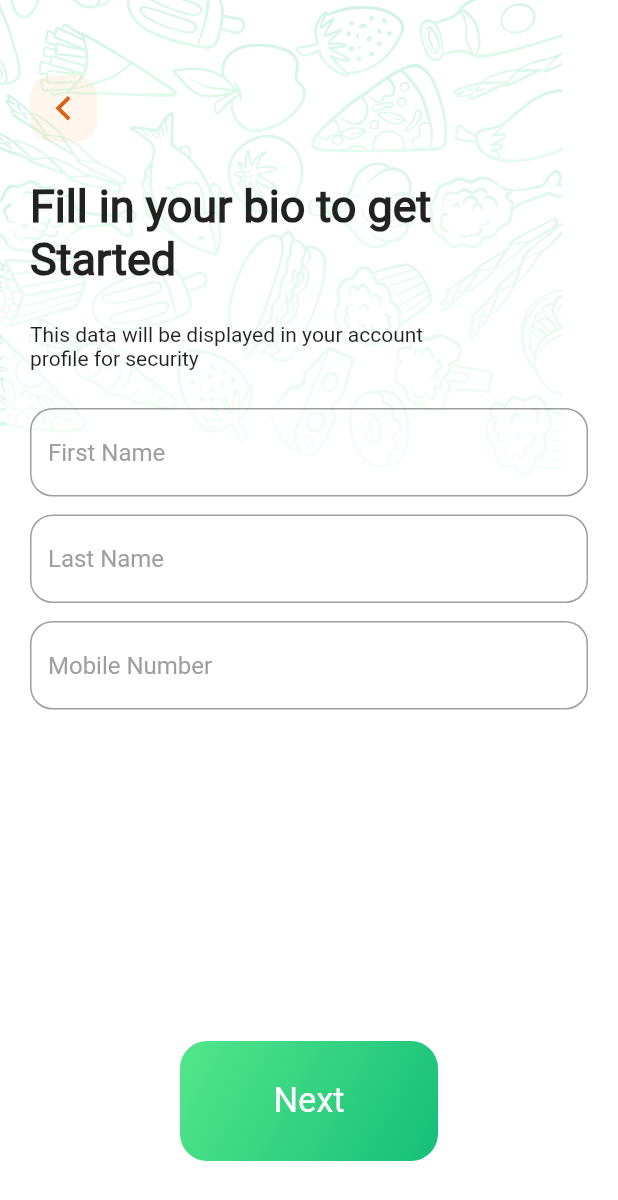
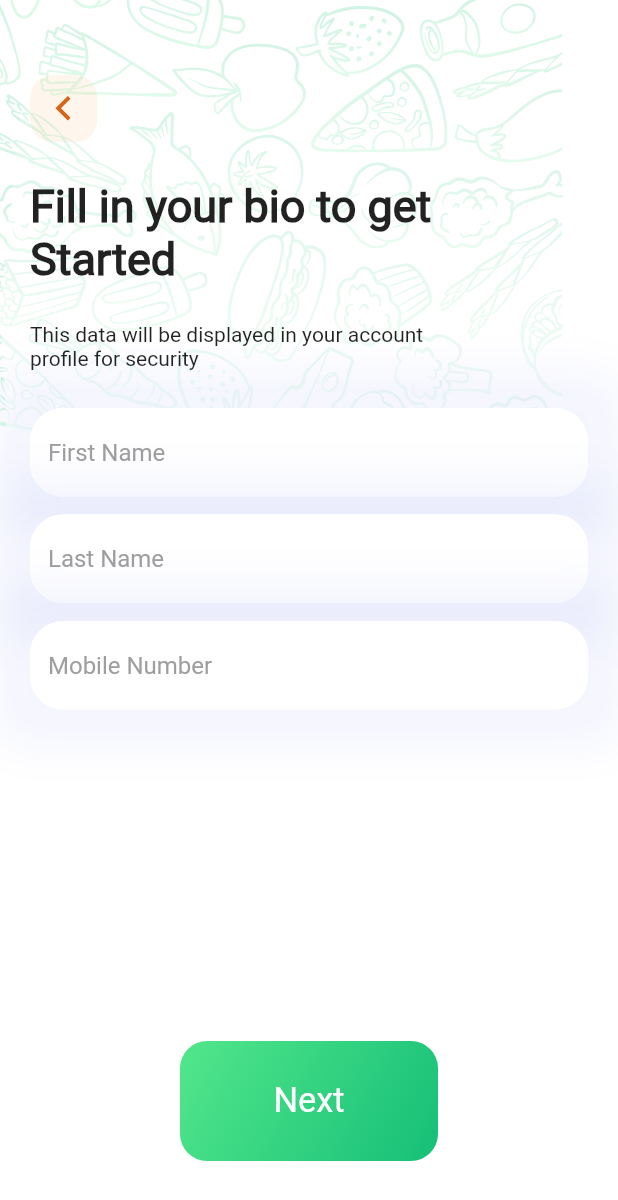
Before and after one commit to MuhanadIbrahim/food_Delivary, a Flutter app: the SignUpScreanBody screen opened directly, after a tap on "Create Account", on a phone screen of 412 x 824 dp. Shown: the top 1200 px of the screen. Run offline on Flutter 3.47's test engine with Material 2 defaults, Android fonts, the phone set to English and light mode, and no system bars; our stand-ins replace animated_splash_screen, flutter_svg, page_transition.

Commit message:
adjust the shadow color of the all screans

```diff
--- a/lib/widgets/SignUpProcessBodyContent.dart
+++ b/lib/widgets/SignUpProcessBodyContent.dart
@@ -38,46 +38,100 @@ class SignUpProcessBodyContent extends StatelessWidget {
           const SizedBox(
             height: 25,
           ),
-          TextFormField(
+          Container(
+            decoration: BoxDecoration(
+              color: Color(0xffffffff),
+              borderRadius: BorderRadius.circular(22),
+              boxShadow: [
+                BoxShadow(
+                    offset: Offset(0, 0),
+                    color: Color(0x115a6cea),
+                    spreadRadius: 25,
+                    blurRadius: 25)
+              ],
+            ),
+            child: TextFormField(
               decoration: InputDecoration(
+                enabledBorder: OutlineInputBorder(
+                    borderRadius: BorderRadius.circular(22),
+                    borderSide: BorderSide(color: Color(0xffffffff))),
+
                 border: OutlineInputBorder(
-                borderRadius: BorderRadius.circular(15),
-                borderSide: const BorderSide(
-                    width: 2, color: Colors.grey), // Border color
+                  borderRadius: BorderRadius.circular(22),
+                  borderSide: BorderSide(
+                    color: Color(0xffffffff),
+                  ), // Border color
                 ),
                 hintText: 'First Name',
-              hintStyle:
-                  const TextStyle(color: Colors.grey), // Color of the hint text
+                hintStyle: const TextStyle(
+                    color: Colors.grey), // Color of the hint text
+              ),
             ),
           ),
           const SizedBox(
             height: 12,
           ),
-          TextFormField(
+          Container(
+            decoration: BoxDecoration(
+              color: Color(0xffffffff),
+              borderRadius: BorderRadius.circular(22),
+              boxShadow: [
+                BoxShadow(
+                    offset: Offset(0, 0),
+                    color: Color(0x115a6cea),
+                    spreadRadius: 25,
+                    blurRadius: 25)
+              ],
+            ),
+            child: TextFormField(
               decoration: InputDecoration(
+                enabledBorder: OutlineInputBorder(
+                    borderRadius: BorderRadius.circular(22),
+                    borderSide: BorderSide(color: Color(0xffffffff))),
+
                 border: OutlineInputBorder(
-                borderRadius: BorderRadius.circular(15),
-                borderSide: const BorderSide(
-                    width: 2, color: Colors.grey), // Border color
+                  borderRadius: BorderRadius.circular(22),
+                  borderSide: BorderSide(
+                    color: Color(0xffffffff),
+                  ), // Border color
                 ),
                 hintText: 'Last Name',
-              hintStyle:
-                  const TextStyle(color: Colors.grey), // Color of the hint text
+                hintStyle: const TextStyle(
+                    color: Colors.grey), // Color of the hint text
+              ),
             ),
           ),
           const SizedBox(
             height: 12,
           ),
-          TextFormField(
+          Container(
+            decoration: BoxDecoration(
+              color: Color(0xffffffff),
+              borderRadius: BorderRadius.circular(22),
+              boxShadow: [
+                BoxShadow(
+                    offset: Offset(0, 0),
+                    color: Color(0x115a6cea),
+                    spreadRadius: 25,
+                    blurRadius: 25)
+              ],
+            ),
+            child: TextFormField(
               decoration: InputDecoration(
+                enabledBorder: OutlineInputBorder(
+                    borderRadius: BorderRadius.circular(22),
+                    borderSide: BorderSide(color: Color(0xffffffff))),
+
                 border: OutlineInputBorder(
-                borderRadius: BorderRadius.circular(15),
-                borderSide: const BorderSide(
-                    width: 2, color: Colors.grey), // Border color
+                  borderRadius: BorderRadius.circular(22),
+                  borderSide: BorderSide(
+                    color: Color(0xffffffff),
+                  ), // Border color
                 ),
                 hintText: 'Mobile Number',
-              hintStyle:
-                  const TextStyle(color: Colors.grey), // Color of the hint text
+                hintStyle: const TextStyle(
+                    color: Colors.grey), // Color of the hint text
+              ),
             ),
           ),
           const Spacer(),
--- a/lib/widgets/signup_body_content.dart
+++ b/lib/widgets/signup_body_content.dart
@@ -21,46 +21,70 @@ class SignUpBodyContent extends StatelessWidget {
             style: TextStyle(
                 color: Colors.black, fontWeight: FontWeight.bold, fontSize: 26),
           ),
-          SizedBox(
+          Container(
+            decoration: BoxDecoration(
+              borderRadius: BorderRadius.circular(15),
+              color: Colors.white,
+              boxShadow: [
+                BoxShadow(
+                    offset: Offset(0, 0),
+                    color: Color(0x115a6cea),
+                    spreadRadius: 25,
+                    blurRadius: 25)
+              ],
+            ),
             width: MediaQuery.of(context).size.width - 40,
             child: TextFormField(
               decoration: InputDecoration(
                   border: OutlineInputBorder(
                       borderRadius: BorderRadius.circular(15),
-                      borderSide:
-                          const BorderSide(width: 2, color: Colors.grey)),
+                      borderSide: BorderSide(width: 2, color: Colors.grey)),
                   hintText: 'Your Name',
-                  hintStyle: const TextStyle(color: Colors.grey)),
+                  hintStyle: TextStyle(color: Colors.grey)),
             ),
           ),
-          SizedBox(
+          Container(
+            decoration: BoxDecoration(
+              borderRadius: BorderRadius.circular(15),
+              color: Colors.white,
+              boxShadow: [
+                BoxShadow(
+                    offset: Offset(0, 0),
+                    color: Color(0x115a6cea),
+                    spreadRadius: 25,
+                    blurRadius: 25)
+              ],
+            ),
             width: MediaQuery.of(context).size.width - 40,
             child: TextFormField(
               decoration: InputDecoration(
                   border: OutlineInputBorder(
                       borderRadius: BorderRadius.circular(15),
-                  borderSide: const BorderSide(
-                      width: 2, color: Colors.grey), // Border color
-                ),
+                      borderSide: BorderSide(width: 2, color: Colors.grey)),
                   hintText: 'Email',
-                hintStyle: const TextStyle(
-                    color: Colors.grey), // Color of the hint text
+                  hintStyle: TextStyle(color: Colors.grey)),
             ),
           ),
+          Container(
+            decoration: BoxDecoration(
+              borderRadius: BorderRadius.circular(15),
+              color: Colors.white,
+              boxShadow: [
+                BoxShadow(
+                    offset: Offset(0, 0),
+                    color: Color(0x115a6cea),
+                    spreadRadius: 25,
+                    blurRadius: 25)
+              ],
             ),
-          SizedBox(
             width: MediaQuery.of(context).size.width - 40,
             child: TextFormField(
               decoration: InputDecoration(
                   border: OutlineInputBorder(
                       borderRadius: BorderRadius.circular(15),
-                  borderSide: const BorderSide(
-                      width: 2, color: Colors.grey), // Border color
-                ),
+                      borderSide: BorderSide(width: 2, color: Colors.grey)),
                   hintText: 'Password',
-                hintStyle: const TextStyle(
-                    color: Colors.grey), // Color of the hint text
-              ),
+                  hintStyle: TextStyle(color: Colors.grey)),
             ),
           ),
           Row(
```
Also changed, not shown: lib/widgets/Custom_TextFormField_sign_in.dart (+25 -6 lines), lib/widgets/payment_method_body_content.dart (+31 -18 lines). Lines whose indentation alone changed are shown as unchanged.
